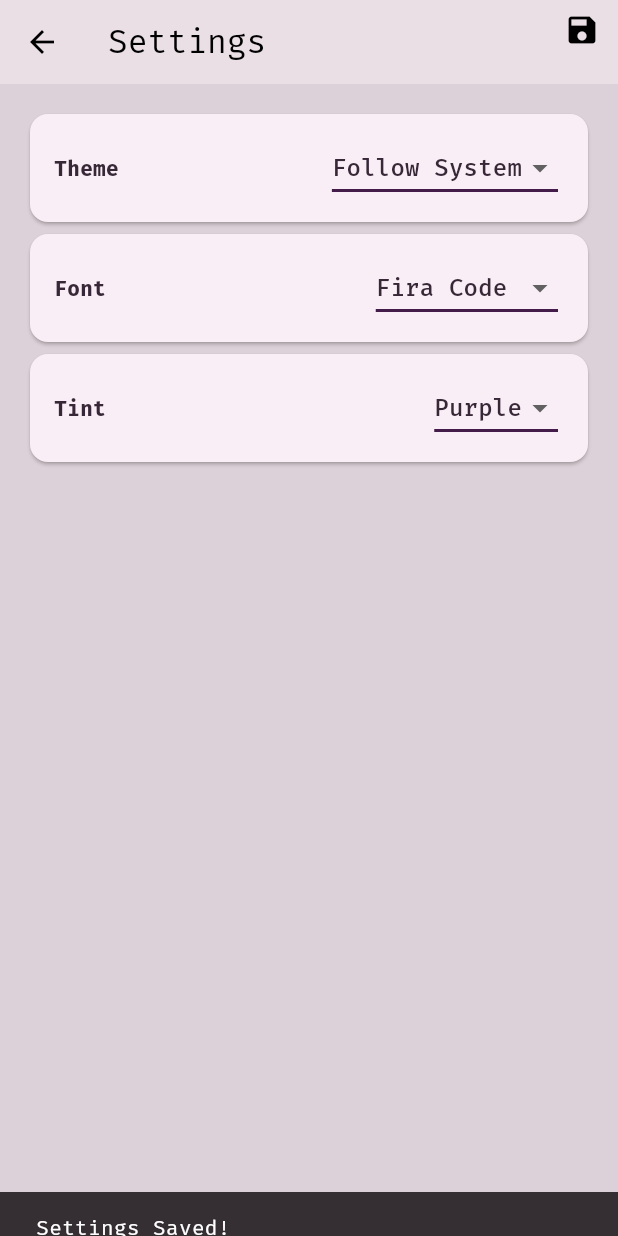
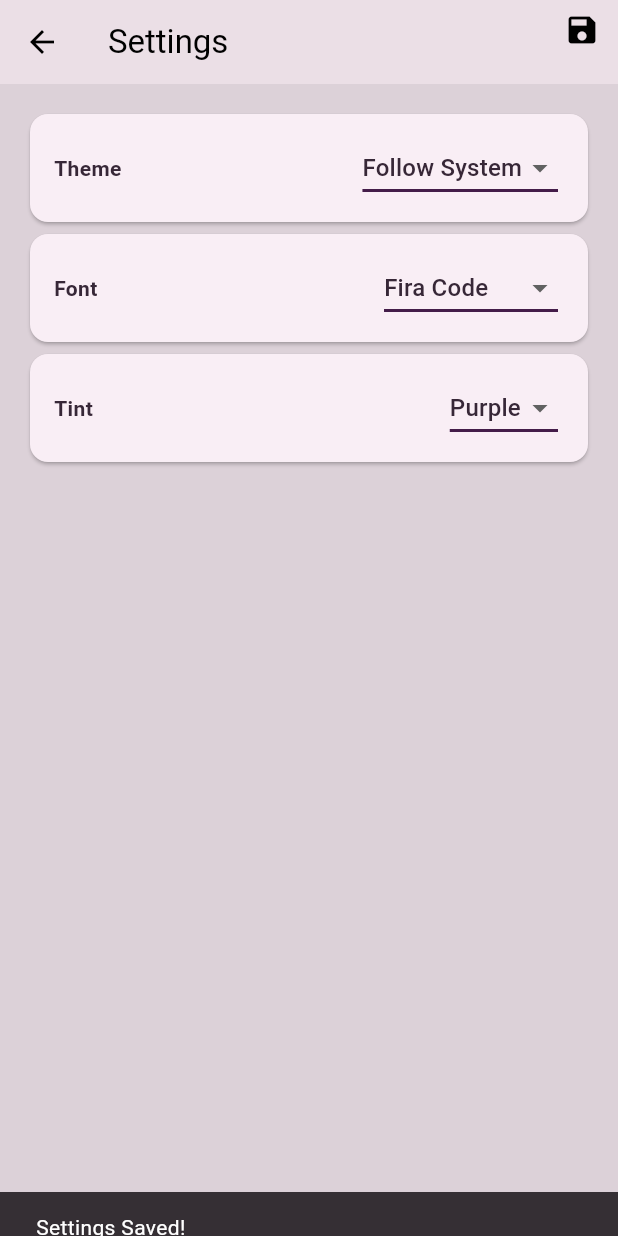
Before and after one commit to undefinedpatient/idea_cache, a Flutter app: the ICSettingPage screen opened directly, after a tap on the "save" icon, on a phone screen of 412 x 824 dp. Run offline on Flutter 3.47's test engine with Material 3 defaults, Android fonts, the phone set to English and light mode, and no system bars; missing offline and left inert: flutter_quill, window_manager; Roboto replaces fonts that are missing (FiraCode Nerd Font).

Commit message:
Fixed Font not working in editor, Removed Google Font Dependency

```diff
--- a/lib/model/setting.dart
+++ b/lib/model/setting.dart
@@ -1,15 +1,12 @@
 import 'package:flutter/material.dart';
-import 'package:google_fonts/google_fonts.dart';
 
 class Setting {
   ThemeMode thememode = ThemeMode.system;
-  TextTheme texttheme = GoogleFonts.firaCodeTextTheme();
+  String font = 'FiraCode Nerd Font';
   int colorcode = Colors.purple.toARGB32();
-  Setting({ThemeMode? thememode, TextTheme? texttheme, int? colorcode}) {
+  Setting({ThemeMode? thememode, String? font, int? colorcode}) {
     this.thememode = (thememode != null) ? thememode : ThemeMode.system;
-    this.texttheme = (texttheme != null)
-        ? texttheme
-        : GoogleFonts.firaCodeTextTheme();
+    this.font = (font != null) ? font : 'FiraCode Nerd Font';
     this.colorcode = (colorcode != null) ? colorcode : Colors.purple.toARGB32();
   }
   Setting.fromJson(Map<String, dynamic> jsonMap) {
@@ -22,23 +19,13 @@ class Setting {
       default:
         thememode = ThemeMode.system;
     }
-    String textthemeString = jsonMap["texttheme"];
-    switch (textthemeString) {
-      // TextTheme#256c8 == Fira Code
-      case "TextTheme#256c8":
-        texttheme = GoogleFonts.firaCodeTextTheme();
-      // TextTheme#256c8 == Noto Serif
-      case "TextTheme#bb442":
-        texttheme = GoogleFonts.notoSerifTextTheme();
-      default:
-        texttheme = GoogleFonts.firaCodeTextTheme();
-    }
+    font = jsonMap["texttheme"];
     colorcode = int.parse(jsonMap["colorseed"]);
   }
   Map<String, dynamic> toJson() {
     return {
       "thememode": thememode.toString(),
-      "texttheme": texttheme.toStringShort(),
+      "font": font,
       "colorseed": colorcode.toString(),
     };
   }
--- a/lib/page/settingpage.dart
+++ b/lib/page/settingpage.dart
@@ -5,7 +5,6 @@ import 'package:idea_cache/app.dart';
 import 'package:idea_cache/model/filehandler.dart';
 import 'package:idea_cache/model/setting.dart';
 import 'package:provider/provider.dart';
-import 'package:google_fonts/google_fonts.dart';
 
 class ICSettingPage extends StatefulWidget {
   const ICSettingPage({super.key});
@@ -18,7 +17,7 @@ class ICSettingPage extends StatefulWidget {
 
 class _ICSettingPageState extends State<ICSettingPage> {
   ThemeMode _themeMode = ThemeMode.system;
-  TextTheme _textTheme = GoogleFonts.firaCodeTextTheme();
+  String _font = 'FiraCode Nerd Font';
   int _colorseed = Colors.purple.toARGB32();
   @override
   void initState() {
@@ -27,7 +26,7 @@ class _ICSettingPageState extends State<ICSettingPage> {
       final appState = context.read<ICAppState>();
       setState(() {
         _themeMode = appState.themeMode;
-        _textTheme = appState.textTheme;
+        _font = appState.font;
         _colorseed = appState.colorcode;
       });
     });
@@ -48,7 +47,7 @@ class _ICSettingPageState extends State<ICSettingPage> {
               await FileHandler.saveSetting(
                 Setting(
                   thememode: _themeMode,
-                  texttheme: _textTheme,
+                  font: _font,
                   colorcode: _colorseed,
                 ),
               );
@@ -148,50 +147,82 @@ class _ICSettingPageState extends State<ICSettingPage> {
                         height: 2,
                         color: Theme.of(context).colorScheme.primary,
                       ),
-                      value: _textTheme,
+                      value: _font,
                       items: [
+                        // DropdownMenuItem(
+                        //   value: GoogleFonts.abelTextTheme(),
+                        //   child: Text(
+                        //     "Abel",
+                        //     style: TextStyle(
+                        //       color: Theme.of(context).colorScheme.secondary,
+                        //     ),
+                        //   ),
+                        // ),
                         DropdownMenuItem(
-                          value: GoogleFonts.abelTextTheme(),
+                          value: "Annie Use Your Telescope",
                           child: Text(
-                            "Abel",
+                            "Annie",
                             style: TextStyle(
+                              fontFamily: "Annie Use Your Telescope",
+                              color: Theme.of(context).colorScheme.secondary,
+                            ),
+                          ),
+                        ),
+                        // DropdownMenuItem(
+                        //   value: GoogleFonts.codaTextTheme(),
+                        //   child: Text(
+                        //     "Coda",
+                        //     style: TextStyle(
+                        //       color: Theme.of(context).colorScheme.secondary,
+                        //     ),
+                        //   ),
+                        // ),
+                        DropdownMenuItem(
+                          value: "EB Garamond",
+                          child: Text(
+                            "EB Garamond",
+                            style: TextStyle(
+                              fontFamily: "EB Garamond",
                               color: Theme.of(context).colorScheme.secondary,
                             ),
                           ),
                         ),
                         DropdownMenuItem(
-                          value: GoogleFonts.codaTextTheme(),
+                          value: 'FiraCode Nerd Font',
                           child: Text(
-                            "Coda",
+                            "Fira Code",
                             style: TextStyle(
+                              fontFamily: 'FiraCode Nerd Font',
+                              color: Theme.of(context).colorScheme.secondary,
+                            ),
+                          ),
+                        ),
+
+                        // DropdownMenuItem(
+                        //   value: GoogleFonts.notoSansTextTheme(),
+                        //   child: Text(
+                        //     "Noto Sans",
+                        //     style: TextStyle(
+                        //       color: Theme.of(context).colorScheme.secondary,
+                        //     ),
+                        //   ),
+                        // ),
+                        DropdownMenuItem(
+                          value: "Noto Serif Thin",
+                          child: Text(
+                            "Noto Serif",
+                            style: TextStyle(
+                              fontFamily: "Noto Serif Thin",
                               color: Theme.of(context).colorScheme.secondary,
                             ),
                           ),
                         ),
                         DropdownMenuItem(
-                          value: GoogleFonts.firaCodeTextTheme(),
+                          value: "Roboto Thin",
                           child: Text(
-                            "Fira Code",
+                            "Roboto",
                             style: TextStyle(
-                              color: Theme.of(context).colorScheme.secondary,
-                            ),
-                          ),
-                        ),
-
-                        DropdownMenuItem(
-                          value: GoogleFonts.notoSansTextTheme(),
-                          child: Text(
-                            "Noto Sans",
-                            style: TextStyle(
-                              color: Theme.of(context).colorScheme.secondary,
-                            ),
-                          ),
-                        ),
-                        DropdownMenuItem(
-                          value: GoogleFonts.notoSerifTextTheme(),
-                          child: Text(
-                            "Noto Serif",
-                            style: TextStyle(
+                              fontFamily: "Roboto Thin",
                               color: Theme.of(context).colorScheme.secondary,
                             ),
                           ),
@@ -199,9 +230,9 @@ class _ICSettingPageState extends State<ICSettingPage> {
                       ],
                       onChanged: (value) {
                         setState(() {
-                          _textTheme = value!;
+                          _font = value!;
                         });
-                        appState.changeTextTheme((_textTheme));
+                        appState.changeFont((_font));
                       },
                     ),
                   ],
```
Also changed, not shown: lib/app.dart (+11 -9 lines), lib/page/blockview.dart (+20 -1 lines), pubspec.yaml (+17 -1 lines), assets/fonts/AnnieUseYourTelescope-Regular.ttf (added), assets/fonts/EBGaramond-VariableFont_wght.ttf (added), assets/fonts/Roboto-VariableFont_wdth,wght.ttf (added), pubspec.lock, 2 other files.
